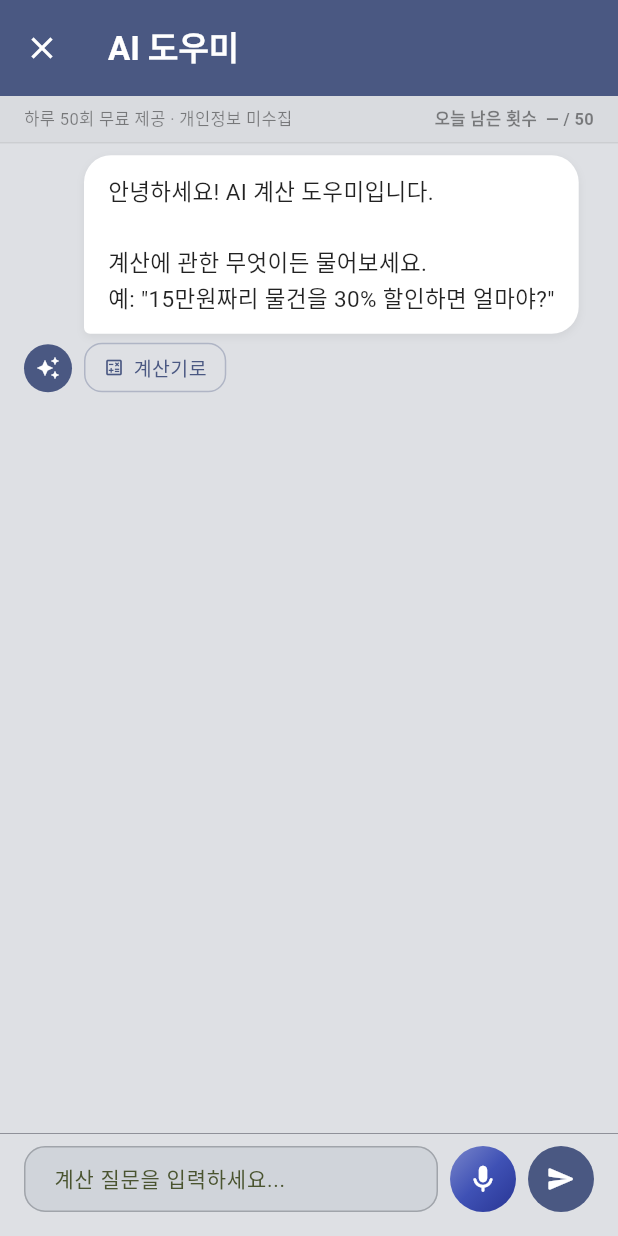
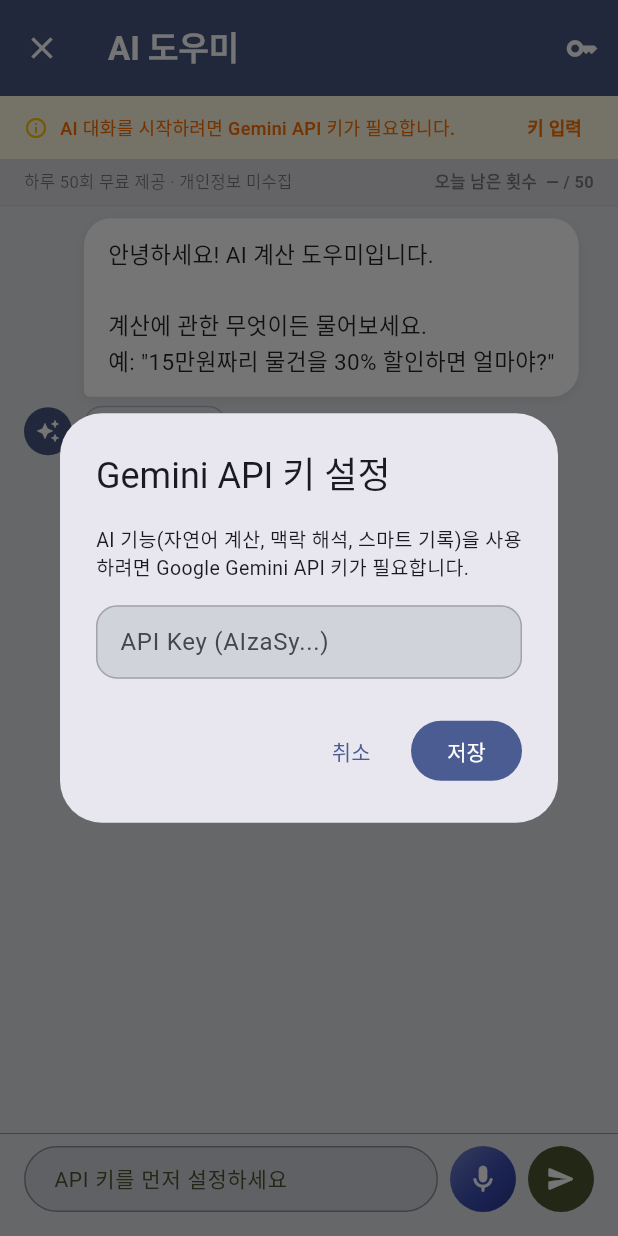
Before and after one commit to birddogmary24-bit/util-AIcalculator, a Flutter app: the AiChatScreen screen opened directly, after a tap on the "send" icon, on a phone screen of 412 x 824 dp. Run offline on Flutter 3.47's test engine with Material 3 defaults, Android fonts, the phone set to English and light mode, and no system bars; our stand-ins replace drift, drift_flutter, flutter_local_notifications, flutter_riverpod, flutter_secure_storage, flutter_timezone and 5 more; accounts and stored records are empty; generated files the repository leaves out were written again.

```diff
--- a/lib/presentation/ai_chat/ai_chat_screen.dart
+++ b/lib/presentation/ai_chat/ai_chat_screen.dart
@@ -9,6 +9,7 @@
 import '../../providers/region_provider.dart';
 import '../calculator/calculator_provider.dart';
 import '../calculator/widgets/mic_button.dart';
+import '../common/api_key_dialog.dart';
 
 // --- State ---
 
@@ -201,6 +202,11 @@
           style: const TextStyle(fontWeight: FontWeight.w600),
         ),
         actions: [
+          IconButton(
+            icon: const Icon(Icons.key_outlined, size: 22),
+            onPressed: () => showApiKeyDialog(context, ref, s),
+            tooltip: s['api_key_tooltip'] ?? 'API 키 설정',
+          ),
           if (chatState.messages.length > 1)
             IconButton(
               icon: const Icon(Icons.refresh_outlined),
@@ -211,6 +217,7 @@
       ),
       body: Column(
         children: [
+          if (!hasKey) _apiKeyBanner(context, s),
           _policyBar(context, s, remaining),
 
           Expanded(
@@ -237,6 +244,7 @@
             controller: _controller,
             enabled: hasKey && !chatState.isLoading,
             onSend: _send,
+            onTapDisabled: !hasKey ? () => showApiKeyDialog(context, ref, s) : null,
             hintEnabled: s['chat_input_hint']!,
             hintDisabled: s['set_api_first']!,
             region: ref.watch(regionProvider),
@@ -245,6 +253,52 @@
       ),
     );
   }
+
+  Widget _apiKeyBanner(BuildContext context, Map<String, String> s) {
+    final region = ref.watch(regionProvider);
+    final isKr = region == RegionMode.kr;
+
+    return Container(
+      width: double.infinity,
+      padding: const EdgeInsets.symmetric(horizontal: 16, vertical: 8),
+      color: Colors.amber.shade50,
+      child: Row(
+        children: [
+          const Icon(Icons.info_outline, size: 16, color: Colors.amber),
+          const SizedBox(width: 8),
+          Expanded(
+            child: Text(
+              isKr
+                  ? 'AI 대화를 시작하려면 Gemini API 키가 필요합니다.'
+                  : 'Gemini API key is required to start AI chat.',
+              style: TextStyle(
+                fontSize: 12,
+                color: Colors.amber.shade900,
+                fontWeight: FontWeight.w500,
+              ),
+            ),
+          ),
+          TextButton(
+            onPressed: () => showApiKeyDialog(context, ref, s),
+            style: TextButton.styleFrom(
+              padding: const EdgeInsets.symmetric(horizontal: 8, vertical: 4),
+              minimumSize: Size.zero,
+              tapTargetSize: MaterialTapTargetSize.shrinkWrap,
+            ),
+            child: Text(
+              isKr ? '키 입력' : 'Enter Key',
+              style: TextStyle(
+                fontSize: 12,
+                fontWeight: FontWeight.w700,
+                color: Colors.amber.shade900,
+              ),
+            ),
+          ),
+        ],
+      ),
+    );
+  }
+
 
   /// 정책 안내 + 사용량 표시 바 (항상 노출)
   Widget _policyBar(BuildContext context, Map<String, String> s, int remaining) {
@@ -552,6 +606,7 @@
   final TextEditingController controller;
   final bool enabled;
   final VoidCallback onSend;
+  final VoidCallback? onTapDisabled;
   final String hintEnabled;
   final String hintDisabled;
   final RegionMode region;
@@ -560,6 +615,7 @@
     required this.controller,
     required this.enabled,
     required this.onSend,
+    this.onTapDisabled,
     required this.hintEnabled,
     required this.hintDisabled,
     required this.region,
@@ -588,6 +644,8 @@
         child: Row(
           children: [
             Expanded(
+              child: GestureDetector(
+                onTap: !widget.enabled ? widget.onTapDisabled : null,
                 child: TextField(
                   controller: widget.controller,
                   enabled: widget.enabled,
@@ -612,6 +670,7 @@
                   ),
                 ),
               ),
+            ),
             const SizedBox(width: 8),
             // Mic button — left of send
             MicButtonController(
@@ -627,7 +686,7 @@
             const SizedBox(width: 8),
             // Send button
             GestureDetector(
-              onTap: widget.enabled ? widget.onSend : null,
+              onTap: widget.enabled ? widget.onSend : widget.onTapDisabled,
               child: Container(
                 width: 44,
                 height: 44,
--- /dev/null
+++ b/lib/presentation/common/api_key_dialog.dart
@@ -0,0 +1,62 @@
+import 'package:flutter/material.dart';
+import 'package:flutter_riverpod/flutter_riverpod.dart';
+import '../../providers/config_provider.dart';
+
+void showApiKeyDialog(BuildContext context, WidgetRef ref, Map<String, String> s) {
+  final currentKey = ref.read(apiKeyNotifierProvider).valueOrNull ?? '';
+  final controller = TextEditingController(text: currentKey);
+
+  showDialog(
+    context: context,
+    builder: (ctx) => AlertDialog(
+      title: Text(s['api_key_dialog_title'] ?? 'Gemini API 키 설정'),
+      content: Column(
+        mainAxisSize: MainAxisSize.min,
+        crossAxisAlignment: CrossAxisAlignment.start,
+        children: [
+          Text(
+            s['api_key_dialog_desc'] ??
+                'AI 기능(자연어 계산, 맥락 해석, AI 도우미)을 사용하려면 Google Gemini API 키가 필요합니다.',
+            style: const TextStyle(fontSize: 13, height: 1.4),
+          ),
+          const SizedBox(height: 16),
+          TextField(
+            controller: controller,
+            decoration: InputDecoration(
+              labelText: 'API Key (AIzaSy...)',
+              hintText: s['api_key_hint'] ?? 'Gemini API 키를 입력하세요',
+              border: const OutlineInputBorder(),
+              contentPadding: const EdgeInsets.symmetric(horizontal: 12, vertical: 12),
+            ),
+            obscureText: true,
+          ),
+        ],
+      ),
+      actions: [
+        if (currentKey.isNotEmpty)
+          TextButton(
+            onPressed: () async {
+              await ref.read(apiKeyNotifierProvider.notifier).delete();
+              if (ctx.mounted) Navigator.pop(ctx);
+            },
+            style: TextButton.styleFrom(foregroundColor: Colors.red),
+            child: const Text('키 삭제'),
+          ),
+        TextButton(
+          onPressed: () => Navigator.pop(ctx),
+          child: Text(s['cancel'] ?? '취소'),
+        ),
+        FilledButton(
+          onPressed: () async {
+            final key = controller.text.trim();
+            if (key.isNotEmpty) {
+              await ref.read(apiKeyNotifierProvider.notifier).save(key);
+            }
+            if (ctx.mounted) Navigator.pop(ctx);
+          },
+          child: Text(s['save'] ?? '저장'),
+        ),
+      ],
+    ),
+  );
+}
--- a/lib/providers/config_provider.dart
+++ b/lib/providers/config_provider.dart
@@ -1,8 +1,7 @@
 import 'package:flutter_riverpod/flutter_riverpod.dart';
 import 'package:http/http.dart' as http;
 import '../domain/services/ai_service_interface.dart';
-import '../domain/services/device_id_service.dart';
-import '../domain/services/proxy_ai_service.dart';
+import '../domain/services/gemini_service.dart';
 import '../domain/services/secure_config.dart';
 import 'region_provider.dart';
 
@@ -44,16 +43,12 @@
   String? get currentKey => state.valueOrNull;
 }
 
-/// 앱 고유 디바이스 ID (UUID v4, SharedPreferences 영구 저장)
-final deviceIdProvider = FutureProvider<String>((ref) async {
-  return DeviceIdService.getOrCreate();
+/// Gemini API를 사용하는 AI 서비스 프로바이더.
+/// API 키가 설정되어 있을 때만 유효한 IAiService를 반환하고, 없으면 null을 반환합니다.
+final aiServiceProvider = Provider<IAiService?>((ref) {
+  final keyState = ref.watch(apiKeyNotifierProvider);
+  final key = keyState.valueOrNull;
+  if (key == null || key.trim().isEmpty) return null;
+  final region = ref.watch(regionProvider);
+  return GeminiService(http.Client(), key.trim(), region);
 });
-
-/// 항상 프록시 서버를 경유하는 AI 서비스.
-/// deviceId 로딩 전(null)이면 null 반환.
-final aiServiceProvider = Provider<IAiService?>((ref) {
-  final deviceId = ref.watch(deviceIdProvider).valueOrNull;
-  if (deviceId == null) return null;
-  final region = ref.watch(regionProvider);
-  return ProxyAiService(http.Client(), region, deviceId);
-});
```
Also changed, not shown: lib/domain/services/gemini_service.dart (+303 -1 lines), lib/presentation/calculator/calculator_screen.dart (+5 -51 lines), 3 other files. Lines whose indentation alone changed are shown as unchanged.
